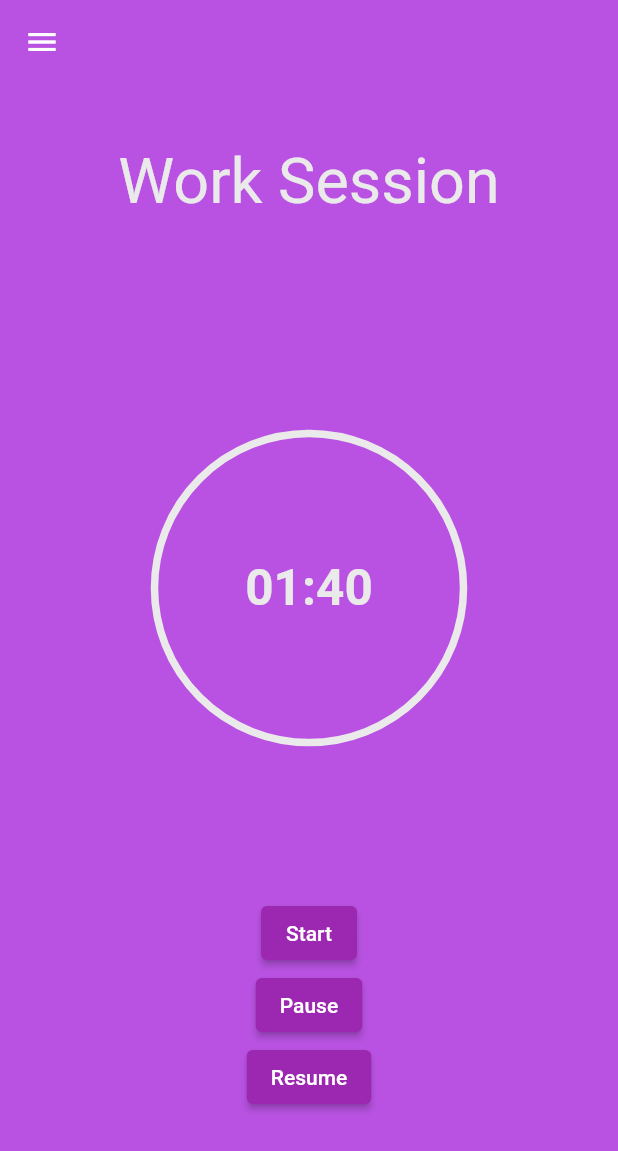
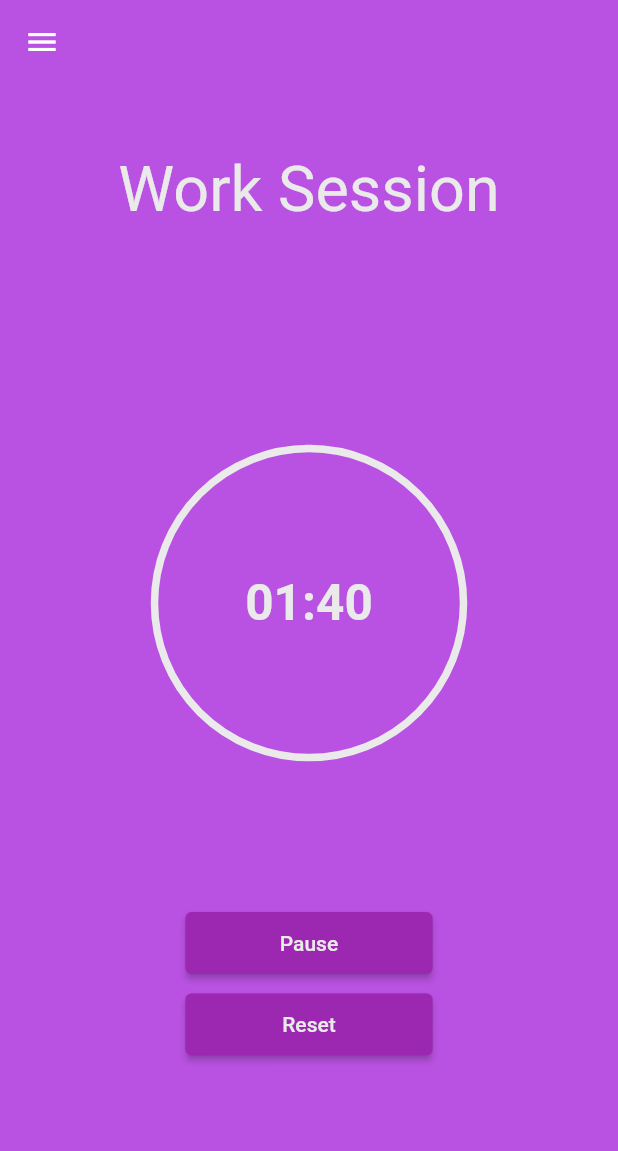
Before and after one commit to GDiamante/Pomodoro-Android, a Flutter app: the screen it shows after launch, after a tap on "Start", on a phone screen of 412 x 824 dp. Shown: the top 1151 px of the screen. Run offline on Flutter 3.47's test engine with Material 2 defaults, Android fonts, the phone set to English and light mode, and no system bars; drawn by our look-alikes of circular_countdown_timer; our stand-ins replace carousel_slider.

Commit message:
Timer working correctly mostly

```diff
--- a/pomodoro/lib/customtimer.dart
+++ b/pomodoro/lib/customtimer.dart
@@ -1,4 +1,3 @@
-import 'dart:async';
 import 'package:flutter/material.dart';
 import 'package:circular_countdown_timer/circular_countdown_timer.dart';
 import 'globalvars.dart' as globals;
@@ -16,9 +15,6 @@ class CustomTimerDisplay extends StatelessWidget {
 }
 
 class CustomTimer extends StatefulWidget {
-  // CustomTimer({@required this.title});
-
-  final String title = "Timer";
 
   @override
   _CustomTimerState createState() => _CustomTimerState();
@@ -28,27 +24,22 @@ class _CustomTimerState extends State<CustomTimer> {
   CountDownController _controller = CountDownController();
   int _duration = 100;
   bool isWorkSession = true;
+  bool newTimer = true;
   bool timerRunning = false;
 
-  Color getColor(Set<MaterialState> states) {
-    const Set<MaterialState> interactiveStates = <MaterialState>{
-      MaterialState.pressed,
-      MaterialState.hovered,
-      MaterialState.focused,
-    };
-    if (states.any(interactiveStates.contains)) {
-      return Colors.white;
-    }
-    return Colors.purple;
+  void timerComplete() {
+    print("Award Currency");
   }
 
   @override
   Widget build(BuildContext context) {
+
     return Scaffold(
       backgroundColor: HexColor.fromHex(globals.primaryColor),
-      body: Column(children: [
+      body: Column(
+          children: [
         Row(mainAxisAlignment: MainAxisAlignment.center, children: [
-          Padding(padding: EdgeInsets.fromLTRB(0, 130, 0, 0)),
+          Padding(padding: EdgeInsets.fromLTRB(0, MediaQuery.of(context).size.height * 0.17, 0, 0)),
           Text(
             isWorkSession ? "Work Session" : "Break Session",
             textAlign: TextAlign.center,
@@ -56,8 +47,7 @@ class _CustomTimerState extends State<CustomTimer> {
             style: TextStyle(color: HexColor.fromHex(globals.offWhiteColor)),
           )
         ]),
-        Row(mainAxisAlignment: MainAxisAlignment.center,
-            children: [
+        Row(mainAxisAlignment: MainAxisAlignment.center, children: [
           CircularCountDownTimer(
             // Countdown duration in Seconds.
             duration: _duration,
@@ -121,32 +111,72 @@ class _CustomTimerState extends State<CustomTimer> {
 
             // This Callback will execute when the Countdown Starts.
             onStart: () {
-              // Here, do whatever you want
-              print('Countdown Started $timerRunning');
             },
 
             // This Callback will execute when the Countdown Ends.
             onComplete: () {
-              // Here, do whatever you want
-              print('Countdown Ended');
+              timerComplete();
             },
           )
         ]),
-        _button(title: "Start", onPressed: () => {timerRunning = !timerRunning,  _controller.start()}),
-        _button(title: "Pause", onPressed: () => {timerRunning = !timerRunning, _controller.pause()}),
-        _button(title: "Resume", onPressed: () => _controller.resume()),
+        newTimer
+            ? _button(
+                title: "Start",
+                onPressed: () => {
+                      setState(() {
+                        timerRunning = true;
+                      }),
+                      setState(() {
+                        newTimer = false;
+                      }),
+                      _controller.start()
+                    })
+            : timerRunning
+                ? _button(
+                    title: "Pause",
+                    onPressed: () => {
+                          setState(() {
+                            timerRunning = false;
+                          }),
+                          _controller.pause()
+                        })
+                : _button(
+                    title: "Resume",
+                    onPressed: () => {
+                          setState(() {
+                            timerRunning = true;
+                          }),
+                          _controller.resume()
+                        }),
+        _button(
+            title: "Reset",
+            onPressed: () => {
+                  setState(() {
+                    timerRunning = !timerRunning;
+                  }),
+                  _controller.start(),
+                  _controller.pause(),
+                  setState(() {
+                    newTimer = true;
+                  })
+                }),
       ]),
     );
   }
 
   _button({@required String title, VoidCallback onPressed}) {
-    return ElevatedButton(
-      child: Text(
-        title,
-        style: TextStyle(color: Colors.white),
-      ),
-      onPressed: onPressed,
-      style: ButtonStyle(backgroundColor: MaterialStateProperty.resolveWith(getColor))
-    );
+    return Container(
+        margin: EdgeInsets.only(bottom: 13),
+      child: ConstrainedBox(constraints: BoxConstraints.tightFor(width: MediaQuery.of(context).size.width * 0.4, height: MediaQuery.of(context).size.height * 0.05),
+      child: ElevatedButton(
+            child: Text(
+              title,
+              style: TextStyle(color: HexColor.fromHex(globals.offWhiteColor)),
+            ),
+            onPressed: onPressed,
+            style: ElevatedButton.styleFrom(
+              primary: Colors.purple,
+            ),
+        )));
   }
 }
--- a/pomodoro/pubspec.yaml
+++ b/pomodoro/pubspec.yaml
@@ -24,7 +24,7 @@ dependencies:
   flutter:
     sdk: flutter
   carousel_slider: ^3.0.0
-
+  provider: ^4.3.3
 
   # The following adds the Cupertino Icons font to your application.
   # Use with the CupertinoIcons class for iOS style icons.
```
Also changed, not shown: pomodoro/pubspec.lock.
